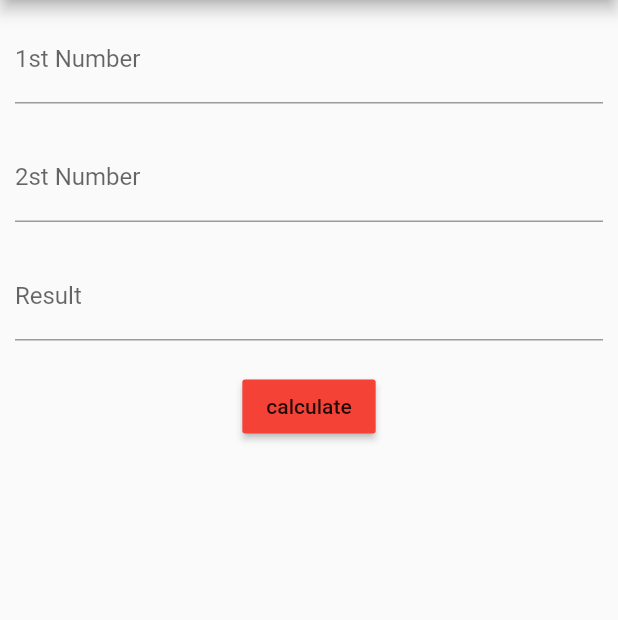
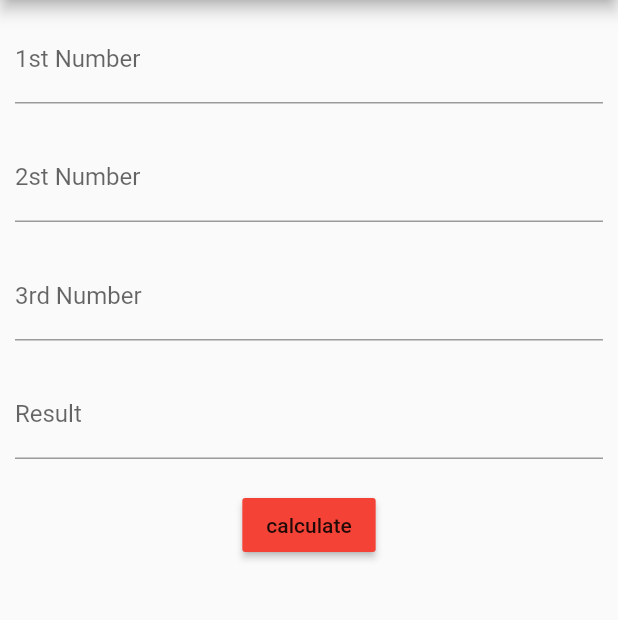
Before and after one commit to theclassical-dev/flutter_firstapp, a Flutter app: the screen it shows after launch, after a tap on "calculate", on a phone screen of 412 x 824 dp, the part 84-704 px from its top. Run offline on Flutter 3.47's test engine with Material 2 defaults, Android fonts, the phone set to English and light mode, and no system bars.

Commit message:
simple calculator greater than integrated

```diff
--- /dev/null
+++ b/lib/greaternumber.dart
@@ -0,0 +1,80 @@
+import 'package:flutter/material.dart';
+
+class Greaternumber extends StatefulWidget {
+  @override
+  _GreaternumberState createState() => _GreaternumberState();
+}
+
+class _GreaternumberState extends State<Greaternumber> {
+  TextEditingController a1 = TextEditingController();
+  TextEditingController b1 = TextEditingController();
+  TextEditingController c1 = TextEditingController();
+  TextEditingController r1 = TextEditingController();
+
+  void greater() {}
+  @override
+  Widget build(BuildContext context) {
+    return Scaffold(
+      appBar: AppBar(
+        title: Text("simple calculator"),
+      ),
+      body: SingleChildScrollView(
+        child: Column(
+          children: [
+            Padding(
+              padding: const EdgeInsets.all(10.0),
+              child: TextFormField(
+                controller: a1,
+                decoration: InputDecoration(labelText: "1st Number"),
+              ),
+            ),
+            Padding(
+              padding: const EdgeInsets.all(10.0),
+              child: TextFormField(
+                controller: b1,
+                decoration: InputDecoration(labelText: "2st Number"),
+              ),
+            ),
+            Padding(
+              padding: const EdgeInsets.all(10.0),
+              child: TextFormField(
+                controller: c1,
+                decoration: InputDecoration(labelText: "3rd Number"),
+              ),
+            ),
+            Padding(
+              padding: const EdgeInsets.all(10.0),
+              child: TextFormField(
+                controller: r1,
+                decoration: InputDecoration(labelText: "Result"),
+              ),
+            ),
+            Padding(
+              padding: const EdgeInsets.all(10.0),
+              child: MaterialButton(
+                child: Text("calculate"),
+                color: Colors.red,
+                onPressed: () {
+                  int a = int.parse(a1.text);
+                  int b = int.parse(b1.text);
+                  int c = int.parse(c1.text);
+
+                  if (a > b && a > c) {
+                    r1.text = "$a is greater";
+                  } else if (b > a && b > c) {
+                    r1.text = "$b is greater";
+                  } else if (c > a && c > b) {
+                    r1.text = "$c is greater";
+                  }
+
+                  a1.clear();
+                  b1.clear();
+                },
+              ),
+            ),
+          ],
+        ),
+      ),
+    );
+  }
+}
--- a/lib/main.dart
+++ b/lib/main.dart
@@ -2,7 +2,8 @@ import 'package:flutter/material.dart';
 // import 'package:firstapp/listview.dart';
 // import 'package:firstapp/multiplication.dart';
 // import 'package:firstapp/secondmult.dart';
-import 'package:firstapp/simplecalculator.dart';
+/* import 'package:firstapp/simplecalculator.dart'; */
+import 'package:firstapp/greaternumber.dart';
 
 void main() {
   runApp(MyApp());
@@ -30,7 +31,7 @@ class MyApp extends StatelessWidget {
         // closer together (more dense) than on mobile platforms.
         visualDensity: VisualDensity.adaptivePlatformDensity,
       ),
-      home: Simplecalcultor(),
+      home: Greaternumber(),
     );
   }
 }
--- a/lib/secondmult.dart
+++ b/lib/secondmult.dart
@@ -20,6 +20,7 @@ class _SecondmultState extends State<Secondmult> {
 
   @override
   Widget build(BuildContext context) {
+    multuply();
     return Scaffold(
       appBar: AppBar(
         title: Text("Matrix Mul"),
```
